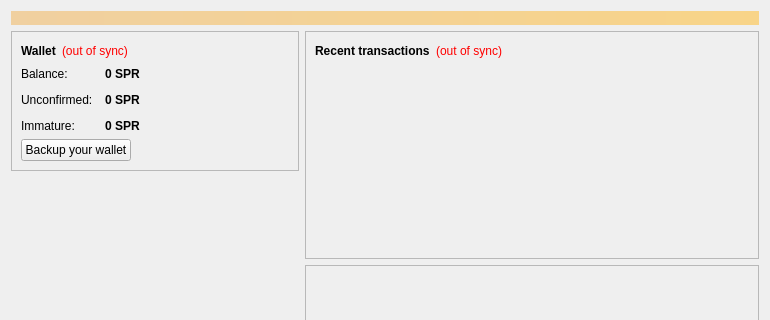
Above: src/qt/forms/overviewpage.ui from spreadcoin-project/spreadcoin before the change; both pictures show x 0 to 770 and y 0 to 320 of the 770 by 480 pixel window. Below: the same form after it.
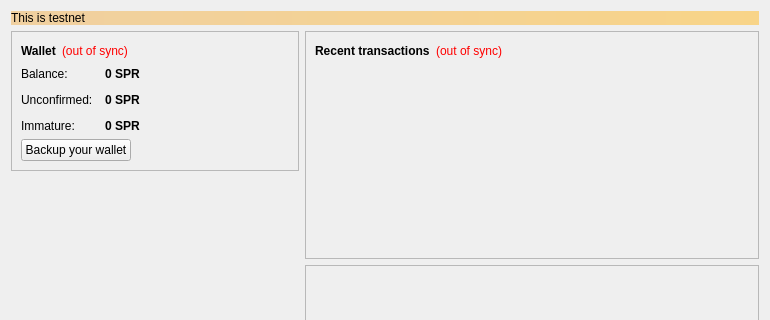
That is the form after the change. Icons and pictures are not drawn. Custom widgets are drawn as their Qt base class.

Patch:
```diff
--- a/src/qt/forms/overviewpage.ui
+++ b/src/qt/forms/overviewpage.ui
@@ -28,6 +28,9 @@
      <property name="styleSheet">
       <string notr="true">background-color: qlineargradient(x1: 0, y1: 0, x2: 1, y2: 0, stop:0 #F0D0A0, stop:1 #F8D488); color:#000000;</string>
      </property>
+     <property name="text">
+      <string>This is testnet</string>
+     </property>
      <property name="wordWrap">
       <bool>true</bool>
      </property>
```
